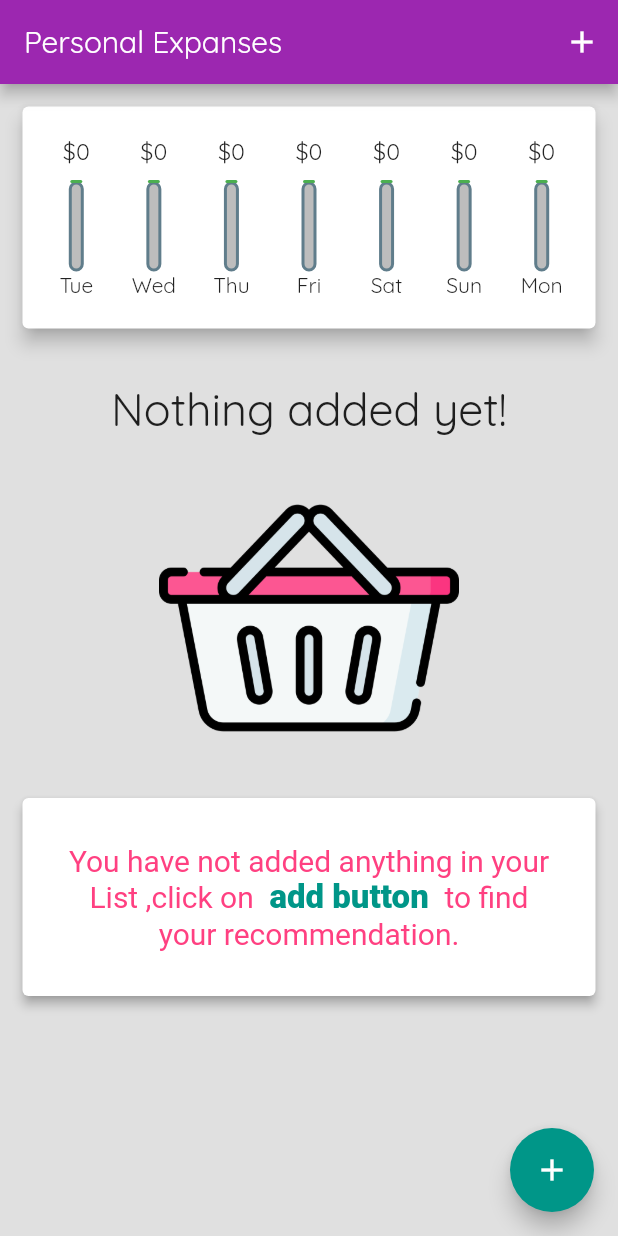
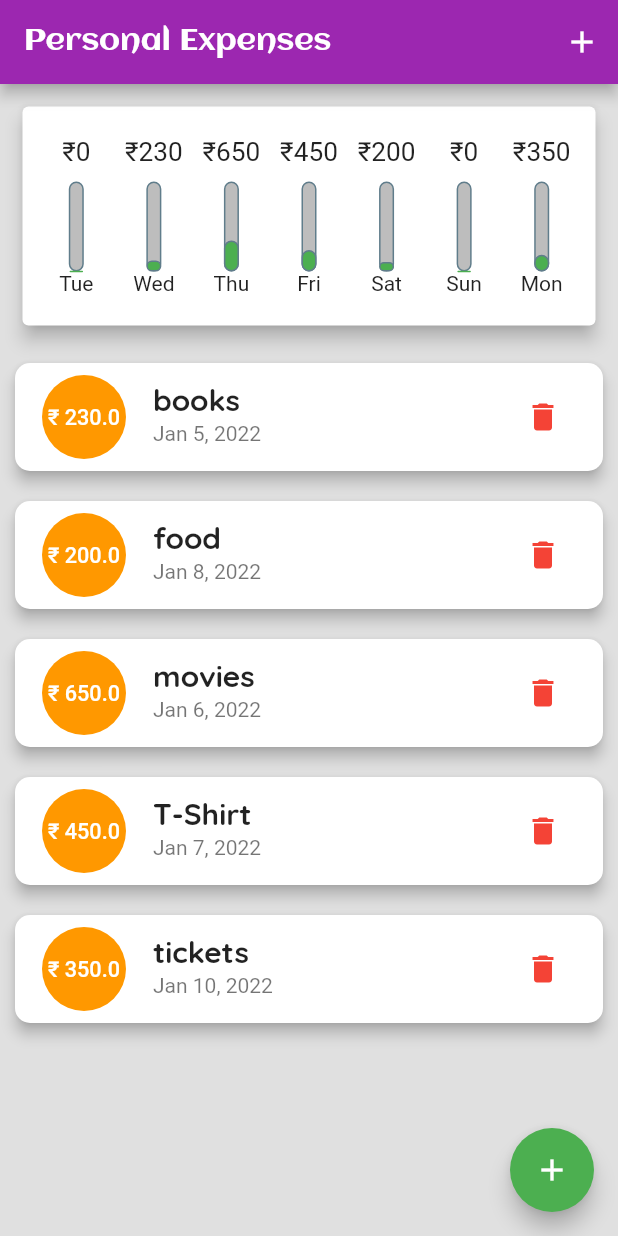
Before and after one commit to Pranav108/personal_expenses_app, a Flutter app: the screen it shows after launch, on a phone screen of 412 x 824 dp. Run offline on Flutter 3.47's test engine with Material 2 defaults, Android fonts, the light colour scheme and no system bars.

Commit message:
kinda final touch

```diff
--- a/lib/main.dart
+++ b/lib/main.dart
@@ -1,4 +1,4 @@
-// ignore_for_file: prefer_const_literals_to_create_immutables, prefer_const_constructors
+// ignore_for_file: prefer_const_literals_to_create_immutables, prefer_const_constructors, unused_element
 
 import 'package:personal_expenses/widgets/chart.dart';
 import 'package:personal_expenses/widgets/transactions_list.dart';
@@ -16,17 +16,15 @@ class MyApp extends StatelessWidget {
 
   @override
   Widget build(BuildContext context) {
-    final ThemeData theme = ThemeData(
-      fontFamily: 'Quicksand',
-    );
+    final ThemeData theme = ThemeData();
     return MaterialApp(
       debugShowCheckedModeBanner: false,
-      title: 'Flutter Demo',
+      // title: 'Quicksand',
       theme: theme.copyWith(
         colorScheme: theme.colorScheme.copyWith(
             primary: Colors.purple,
-            secondary: Colors.teal,
-            tertiary: Colors.green),
+            secondary: Colors.green,
+            tertiary: Colors.blue),
       ),
       home: MyHomePage(),
     );
@@ -40,18 +38,36 @@ class MyHomePage extends StatefulWidget {
 
 class _MyHomePageState extends State<MyHomePage> {
   final List<Transaction> transactions = [
-    // Transaction(
-    //   id: 'a1',
-    //   title: 'books',
-    //   amount: 99.9,
-    //   dateTime: DateTime.now(),
-    // ),
-    // Transaction(
-    //   id: 'a2',
-    //   title: 'food',
-    //   amount: 49.9,
-    //   dateTime: DateTime.now(),
-    // ),
+    Transaction(
+      id: DateTime.now().subtract(Duration(days: 5)).toString(),
+      title: 'books',
+      amount: 230,
+      dateTime: DateTime.now().subtract(Duration(days: 5)),
+    ),
+    Transaction(
+      id: DateTime.now().subtract(Duration(days: 2)).toString(),
+      title: 'food',
+      amount: 200,
+      dateTime: DateTime.now().subtract(Duration(days: 2)),
+    ),
+    Transaction(
+      id: DateTime.now().subtract(Duration(days: 4)).toString(),
+      title: 'movies',
+      amount: 650,
+      dateTime: DateTime.now().subtract(Duration(days: 4)),
+    ),
+    Transaction(
+      id: DateTime.now().subtract(Duration(days: 3)).toString(),
+      title: 'T-Shirt',
+      amount: 450,
+      dateTime: DateTime.now().subtract(Duration(days: 3)),
+    ),
+    Transaction(
+      id: DateTime.now().toString(),
+      title: 'tickets',
+      amount: 350,
+      dateTime: DateTime.now(),
+    ),
   ];
   List<Transaction> get _recentTransactions {
     return transactions.where((element) {
@@ -60,14 +76,21 @@ class _MyHomePageState extends State<MyHomePage> {
     }).toList();
   }
 
-  void _addNewTransaction(String txTitle, double txAmount) {
+  void _addNewTransaction(
+      String txTitle, double txAmount, DateTime choosenDate) {
     final newTransaction = Transaction(
         title: txTitle,
         amount: txAmount,
-        dateTime: DateTime.now(),
+        dateTime: choosenDate,
         id: DateTime.now().toString());
     setState(() {
       transactions.add(newTransaction);
+    });
+  }
+
+  void _deleteTransaction(String id) {
+    setState(() {
+      transactions.removeWhere((element) => element.id == id);
     });
   }
 
@@ -85,7 +108,12 @@ class _MyHomePageState extends State<MyHomePage> {
     return Scaffold(
       resizeToAvoidBottomInset: false,
       appBar: AppBar(
-        title: Text('Personal Expanses'),
+        title: Text(
+          'Personal Expenses',
+          style: TextStyle(
+            fontFamily: 'Aclonica',
+          ),
+        ),
         actions: [
           IconButton(
             onPressed: () => openNewTransaction(context),
@@ -100,6 +128,7 @@ class _MyHomePageState extends State<MyHomePage> {
             Chart(_recentTransactions),
             TransactionList(
               transactions: transactions,
+              deleteTransaction: _deleteTransaction,
             ),
           ],
         ),
--- a/lib/widgets/chart.dart
+++ b/lib/widgets/chart.dart
@@ -17,8 +17,8 @@ class Chart extends StatelessWidget {
           totalSum += recentTransactions[i].amount;
         }
       }
-      print(DateFormat.E().format(weekDay));
-      print(totalSum);
+      // print(DateFormat.E().format(weekDay));
+      // print(totalSum);
       return {'day': (DateFormat.E().format(weekDay)), 'amount': totalSum};
     }).reversed.toList();
   }
@@ -32,7 +32,7 @@ class Chart extends StatelessWidget {
 
   @override
   Widget build(BuildContext context) {
-    print(groupedTransactionValues);
+    // print(groupedTransactionValues);
     return Card(
       elevation: 5,
       margin: EdgeInsets.all(15),
--- a/lib/widgets/chart_bar.dart
+++ b/lib/widgets/chart_bar.dart
@@ -21,9 +21,11 @@ class ChartBar extends StatelessWidget {
           height: 10,
         ),
         SizedBox(
-            height: 20,
-            child: FittedBox(
-                child: Text('\$${spendingAmount.toStringAsFixed(0)}'))),
+          height: 20,
+          child: FittedBox(
+            child: Text('\u{20B9}${spendingAmount.toStringAsFixed(0)}'),
+          ),
+        ),
         SizedBox(
           height: 10,
         ),
@@ -34,19 +36,20 @@ class ChartBar extends StatelessWidget {
             borderRadius: BorderRadius.all(Radius.circular(20)),
           ),
           child: Stack(
+            alignment: AlignmentDirectional.bottomEnd,
             children: [
               Container(
                 decoration: BoxDecoration(
                   borderRadius: BorderRadius.all(Radius.circular(20)),
                   color: Colors.grey.shade400,
-                  border: Border.all(color: Colors.blueGrey, width: 2),
+                  border: Border.all(color: Colors.blueGrey, width: 1),
                 ),
               ),
               FractionallySizedBox(
                 heightFactor: spendingPctOfTotal,
                 child: Container(
                   decoration: BoxDecoration(
-                    border: Border.all(color: Colors.blueGrey, width: 2),
+                    border: Border.all(color: Colors.blueGrey, width: 1),
                     borderRadius: BorderRadius.all(
                       Radius.circular(20),
                     ),
--- a/lib/widgets/transactions_list.dart
+++ b/lib/widgets/transactions_list.dart
@@ -6,11 +6,13 @@ import '../models/transaction.dart';
 
 class TransactionList extends StatelessWidget {
   final List<Transaction> transactions;
-  TransactionList({required this.transactions});
+  final Function deleteTransaction;
+  TransactionList(
+      {required this.transactions, required this.deleteTransaction});
   @override
   Widget build(BuildContext context) {
     return Container(
-      height: 450,
+      height: 500,
       child: transactions.isEmpty
           ? Center(
               child: Column(
@@ -51,7 +53,7 @@ class TransactionList extends StatelessWidget {
                                   fontWeight: FontWeight.w900),
                             ),
                             TextSpan(
-                              text: ' to find your recommendation.',
+                              text: ' to add your expenses.',
                               style: TextStyle(
                                   fontSize: 20, color: Colors.pinkAccent),
                             )
@@ -75,14 +77,17 @@ class TransactionList extends StatelessWidget {
                   child: ListTile(
                     leading: CircleAvatar(
                       radius: 30,
-                      backgroundColor: Colors.green,
+                      backgroundColor: Colors.orange,
                       child: Padding(
-                        padding: const EdgeInsets.all(6.0),
+                        padding: EdgeInsets.all(6.0),
                         child: FittedBox(
                           child: Text(
-                            transactions[index].amount.toStringAsFixed(1),
-                            style:
-                                TextStyle(color: Colors.purple, fontSize: 20),
+                            '\u{20B9} ' +
+                                transactions[index].amount.toStringAsFixed(1),
+                            style: TextStyle(
+                                color: Colors.white,
+                                fontSize: 20,
+                                fontWeight: FontWeight.w500),
                           ),
                         ),
                       ),
@@ -92,10 +97,19 @@ class TransactionList extends StatelessWidget {
                       style: TextStyle(
                         fontWeight: FontWeight.w600,
                         fontSize: 20,
+                        fontFamily: 'Quicksand',
                       ),
                     ),
                     subtitle: Text(
                       DateFormat.yMMMd().format(transactions[index].dateTime),
+                    ),
+                    trailing: IconButton(
+                      onPressed: () =>
+                          deleteTransaction(transactions[index].id),
+                      icon: Icon(
+                        Icons.delete,
+                        color: Colors.red,
+                      ),
                     ),
                   ),
                 );
--- a/pubspec.yaml
+++ b/pubspec.yaml
@@ -83,6 +83,10 @@ flutter:
         - asset: assets/fonts/Quicksand-Regular.ttf
         - asset: assets/fonts/Quicksand-Bold.ttf
           weight: 700
+    - family: Aclonica
+      fonts:
+        - asset: assets/fonts/Aclonica-Regular.ttf
+          weight: 300
   #   - family: Trajan Pro
   #     fonts:
   #       - asset: fonts/TrajanPro.ttf
```
Also changed, not shown: lib/widgets/new_transaction.dart (+58 -16 lines), assets/fonts/Aclonica-Regular.ttf (added), 2 other files.
